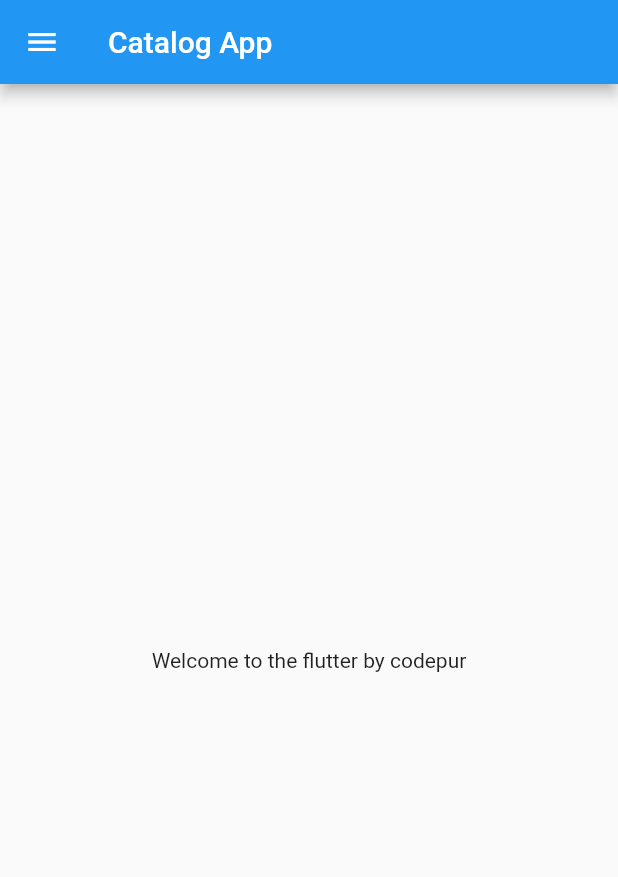
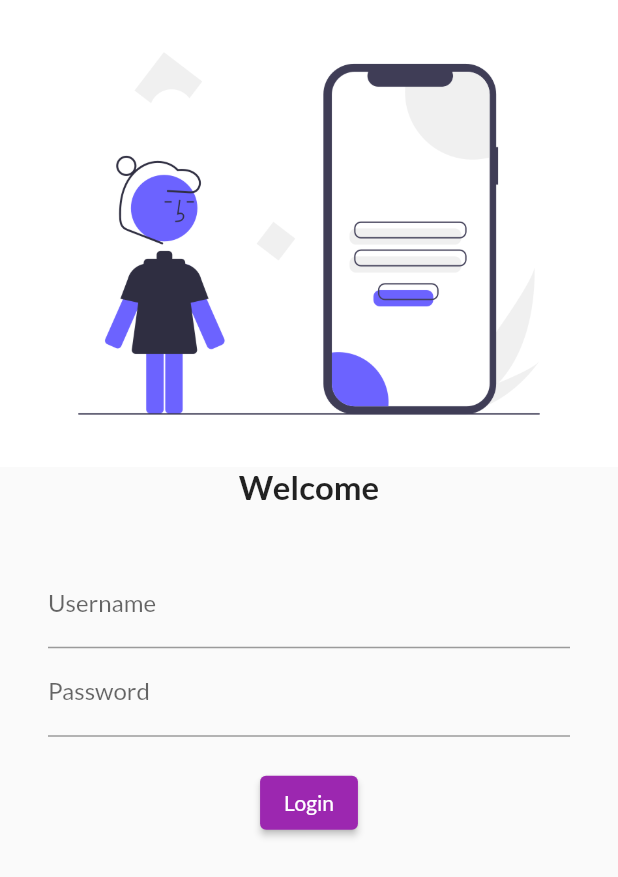
Before and after one commit to khanalmanoj/30daysOfFlutter, a Flutter app: the screen it shows after launch, on a phone screen of 412 x 824 dp. Shown: the top 877 px of the screen. Run offline on Flutter 3.47's test engine with Material 2 defaults, Android fonts, the phone set to English and light mode, and no system bars; our stand-ins replace google_fonts.

Commit message:
Day 4 completed

```diff
--- a/lib/main.dart
+++ b/lib/main.dart
@@ -1,6 +1,7 @@
-import 'package:classico/home_page.dart';
+import 'package:classico/pages/login_page.dart';
 import 'package:flutter/material.dart';
-import 'home_page.dart';
+import 'package:google_fonts/google_fonts.dart';
+import 'pages/home_page.dart';
 
 void main() {
   runApp(MyApp());
@@ -12,7 +13,17 @@ class MyApp extends StatelessWidget {
   @override
   Widget build(BuildContext context) {
     return MaterialApp(
-      home: HomePage(),
+      themeMode: ThemeMode.light,
+      theme: ThemeData(
+        primarySwatch: Colors.purple,
+        fontFamily: GoogleFonts.lato().fontFamily,
+      ),
+      darkTheme: ThemeData(brightness: Brightness.dark),
+      routes: {
+        "/": (context) => LoginPage(),
+        "/home": (context) => HomePage(),
+        "/login": (context) => LoginPage()
+      },
     );
   }
 }
--- /dev/null
+++ b/lib/pages/login_page.dart
@@ -0,0 +1,46 @@
+import 'package:flutter/material.dart';
+
+class LoginPage extends StatelessWidget {
+  const LoginPage({super.key});
+
+  @override
+  Widget build(BuildContext context) {
+    return Material(
+        child: Column(
+      children: [
+        Image.asset("assets/images/login_img.png", fit: BoxFit.cover),
+        Text(
+          "Welcome",
+          style: TextStyle(fontSize: 22, fontWeight: FontWeight.bold),
+        ),
+        SizedBox(
+          height: 20,
+        ),
+        Padding(
+          padding: const EdgeInsets.symmetric(vertical: 16.0, horizontal: 32.0),
+          child: Column(
+            children: [
+              TextFormField(
+                decoration: InputDecoration(
+                    hintText: "Enter Username", labelText: "Username"),
+              ),
+              TextFormField(
+                obscureText: true,
+                decoration: InputDecoration(
+                    hintText: "Enter Password", labelText: "Password"),
+              ),
+              SizedBox(
+                height: 20,
+              ),
+              ElevatedButton(
+                child: Text("Login"),
+                style: TextButton.styleFrom(),
+                onPressed: () {},
+              )
+            ],
+          ),
+        )
+      ],
+    ));
+  }
+}
--- a/pubspec.yaml
+++ b/pubspec.yaml
@@ -36,6 +36,7 @@ dependencies:
   # The following adds the Cupertino Icons font to your application.
   # Use with the CupertinoIcons class for iOS style icons.
   cupertino_icons: ^1.0.2
+  google_fonts: ^3.0.1
 
 dev_dependencies:
   flutter_test:
@@ -60,8 +61,8 @@ flutter:
   uses-material-design: true
 
   # To add assets to your application, add an assets section, like this:
-  # assets:
-  #   - images/a_dot_burr.jpeg
+  assets:
+  - assets/images/
   #   - images/a_dot_ham.jpeg
 
   # An image asset can refer to one or more resolution-specific "variants", see
```
Also changed, not shown: assets/images/login_img.png (added), lib/pages/home_page.dart (renamed from lib/home_page.dart), pubspec.lock, 1 other file.
